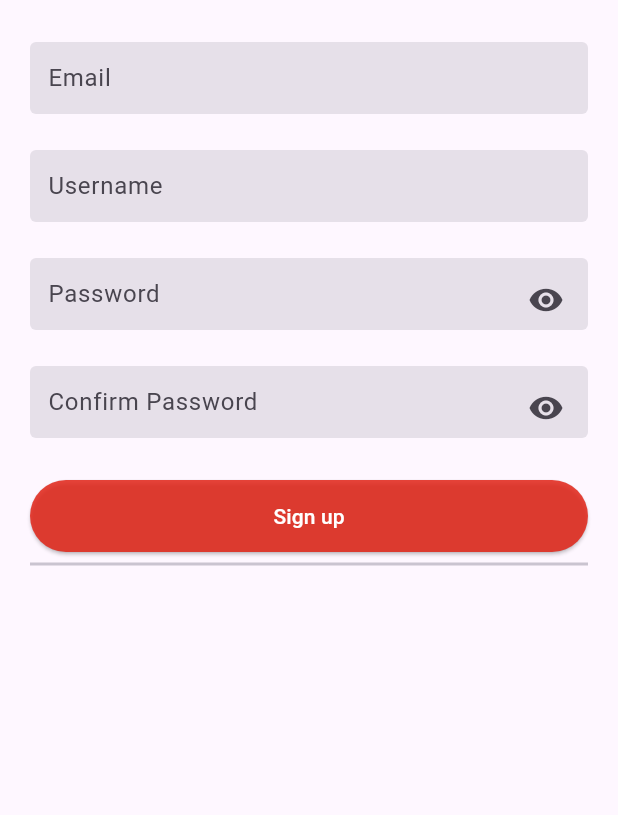
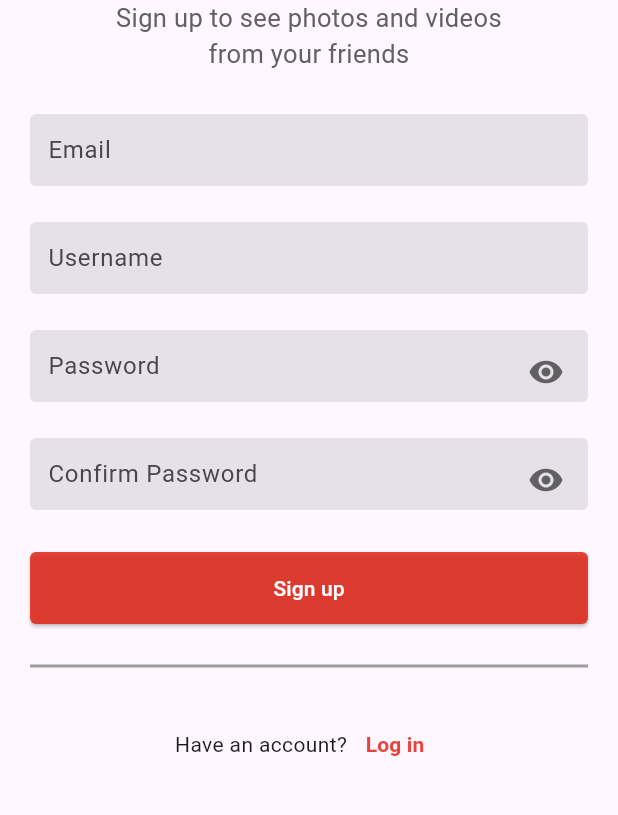
Before and after one commit to NicoBoni55/holbertonschool-holbegram, a Flutter app: the screen it shows after launch, on a phone screen of 412 x 824 dp, the part 240-1055 px from its top. Run offline on Flutter 3.47's test engine with Material 3 defaults, Android fonts, the phone set to English and light mode, and no system bars; our stand-ins replace cloud_firestore, firebase_auth, firebase_core, image_picker; accounts and stored records are empty.

```diff
--- a/holbegram/lib/main.dart
+++ b/holbegram/lib/main.dart
@@ -15,22 +15,13 @@ class Myapp extends StatelessWidget {
 
   @override
   Widget build(BuildContext context) {
-    final TextEditingController emailController = TextEditingController();
-    final TextEditingController usernameController = TextEditingController();
-    final TextEditingController passwordController = TextEditingController();
-    final TextEditingController passwordConfirmController = TextEditingController();
-
     return MaterialApp(
       debugShowCheckedModeBanner: false,
       title: 'Holbegram',
       theme: ThemeData(
         primarySwatch: Colors.blue,
       ),
-      home: SignUp(
-        emailController: emailController,
-        usernameController: usernameController,
-        passwordController: passwordController,
-        passwordConfirmController: passwordConfirmController)
+      home: SignUp()
     );
   }
 }
--- a/holbegram/lib/screens/signup_screen.dart
+++ b/holbegram/lib/screens/signup_screen.dart
@@ -1,21 +1,16 @@
 import 'package:flutter/material.dart';
+import 'login_screen.dart';
 import 'package:holbegram/widgets/text_field.dart';
 
+class SignUp extends StatefulWidget {
+  final TextEditingController? emailController;
+  final TextEditingController? passwordController;
 
-class SignUp extends StatefulWidget {
-  final TextEditingController emailController;
-  final TextEditingController usernameController;
-  final TextEditingController passwordController;
-  final TextEditingController passwordConfirmController;
-  final bool _passwordVisible;
   const SignUp({
     super.key,
-    required this.emailController,
-    required this.usernameController,
-    required this.passwordController,
-    required this.passwordConfirmController,
-    bool passwordVisible = true,
-    }) : _passwordVisible = passwordVisible;
+    this.emailController,
+    this.passwordController,
+  });
 
   @override
   State<SignUp> createState() => _SignUpState();
@@ -23,20 +18,29 @@ class SignUp extends StatefulWidget {
 
 class _SignUpState extends State<SignUp> {
   late bool _passwordVisible;
+  late TextEditingController _emailController;
+  late TextEditingController _usernameController;
+  late TextEditingController _passwordController;
+  late TextEditingController _passwordConfirmController;
 
   @override
   void initState() {
     super.initState();
-    _passwordVisible = widget._passwordVisible;
+    _passwordVisible = true;
+
+    _emailController = widget.emailController ?? TextEditingController();
+    _passwordController = widget.passwordController ?? TextEditingController();
+    _usernameController = TextEditingController();
+    _passwordConfirmController = TextEditingController();
   }
 
   @override
   void dispose() {
+    if (widget.emailController == null) _emailController.dispose();
+    if (widget.passwordController == null) _passwordController.dispose();
+    _usernameController.dispose();
+    _passwordConfirmController.dispose();
     super.dispose();
-    widget.emailController.dispose();
-    widget.usernameController.dispose();
-    widget.passwordController.dispose();
-    widget.passwordConfirmController.dispose();
   }
 
   @override
@@ -53,27 +57,34 @@ class _SignUpState extends State<SignUp> {
               style: TextStyle(fontFamily: "Billabong", fontSize: 50),
             ),
             Image.asset('assets/images/logo.webp', width: 80, height: 60),
+            Center(
+              child: Text(
+                'Sign up to see photos and videos\nfrom your friends',
+                textAlign: TextAlign.center,
+                style: TextStyle(color: Colors.grey.shade700, fontSize: 17)
+              )
+            ),
             Padding(
               padding: EdgeInsets.symmetric(horizontal: 20),
               child: Column(
                 children: [
                   SizedBox(height: 28),
                   TextFieldInput(
-                    controller: widget.emailController,
+                    controller: _emailController,
                     ispasword: false,
                     hintText: 'Email',
                     keyboardType: TextInputType.emailAddress,
-                    ),
+                  ),
                   SizedBox(height: 24),
                   TextFieldInput(
-                    controller: widget.usernameController,
+                    controller: _usernameController,
                     ispasword: false,
                     hintText: 'Username',
                     keyboardType: TextInputType.name,
-                    ),
+                  ),
                   SizedBox(height: 24),
                   TextFieldInput(
-                    controller: widget.passwordController,
+                    controller: _passwordController,
                     ispasword: !_passwordVisible,
                     hintText: 'Password',
                     keyboardType: TextInputType.visiblePassword,
@@ -86,13 +97,17 @@ class _SignUpState extends State<SignUp> {
                       },
                       icon: Icon(
                         _passwordVisible
-                          ? Icons.visibility
-                          : Icons.visibility_off
-                      )),
+                            ? Icons.visibility
+                            : Icons.visibility_off,
+                            color: _passwordVisible
+                              ? Colors.grey.shade700
+                              : Color.fromARGB(218, 226, 37, 24)
+                      ),
                     ),
+                  ),
                   SizedBox(height: 24),
                   TextFieldInput(
-                    controller: widget.passwordConfirmController,
+                    controller: _passwordConfirmController,
                     ispasword: !_passwordVisible,
                     hintText: 'Confirm Password',
                     keyboardType: TextInputType.visiblePassword,
@@ -105,10 +120,14 @@ class _SignUpState extends State<SignUp> {
                       },
                       icon: Icon(
                         _passwordVisible
-                          ? Icons.visibility
-                          : Icons.visibility_off
-                      )),
+                            ? Icons.visibility
+                            : Icons.visibility_off,
+                            color: _passwordVisible
+                              ? Colors.grey.shade700
+                              : Color.fromARGB(218, 226, 37, 24)
+                      ),
                     ),
+                  ),
                   SizedBox(height: 28),
                   SizedBox(
                     height: 48,
@@ -118,21 +137,59 @@ class _SignUpState extends State<SignUp> {
                         backgroundColor: WidgetStateProperty.all(
                           Color.fromARGB(218, 226, 37, 24),
                         ),
+                        shape: WidgetStateProperty.all(
+                          RoundedRectangleBorder(
+                            borderRadius: BorderRadius.circular(4),
+                          ),
+                        ),
                       ),
-                      onPressed: () => {},
+                      onPressed: () => {
+                        Navigator.push(
+                          context,
+                          MaterialPageRoute(
+                            builder: (context) => LoginScreen(
+                              emailController: _emailController,
+                              passwordController: _passwordController,
+                            ),
+                          ),
+                        ),
+                      },
                       child: Text(
                         'Sign up',
                         style: TextStyle(color: Colors.white),
                       ),
                     ),
                   ),
-                  Flexible(
-                    child: Divider(
-                      thickness: 2,
-                    ))
+                  Container(
+                    margin: EdgeInsets.symmetric(vertical: 20),
+                    child: Divider(thickness: 2, color: Colors.grey),
+                  ),
+                  Row(
+                    mainAxisAlignment: MainAxisAlignment.center,
+                    children: [
+                      Text('Have an account?'),
+                      TextButton(
+                        onPressed: () => {
+                          Navigator.push(
+                            context,
+                            MaterialPageRoute(
+                              builder: (context) => LoginScreen(
+                                emailController: _emailController,
+                                passwordController: _passwordController)))
+                        },
+                        child: Text(
+                          'Log in',
+                          style: TextStyle(
+                            fontWeight: FontWeight.bold,
+                            color: Color.fromARGB(218, 226, 37, 24),
+                          ),
+                        ),
+                      ),
+                    ],
+                  ),
                 ],
-              )
-            )
+              ),
+            ),
           ],
         ),
       ),
--- a/holbegram/pubspec.yaml
+++ b/holbegram/pubspec.yaml
@@ -17,7 +17,9 @@ dependencies:
   firebase_core: ^3.15.1
   firebase_auth: ^5.6.2
   firebase_database: ^11.3.9
+  cloud_firestore: ^5.2.0
   cloudinary_flutter: ^1.3.0
+  image_picker: ^1.1.2
 
 dev_dependencies:
   flutter_test:
```
Also changed, not shown: holbegram/lib/methods/auth_methods.dart (added, +74 -0 lines), holbegram/lib/models/user.dart (added, +59 -0 lines), holbegram/lib/screens/auth/methods/user_storage.dart (added, +34 -0 lines), holbegram/lib/screens/login_screen.dart (+24 -2 lines), holbegram/lib/screens/upload_image_screen.dart (+122 -0 lines), holbegram/lib/models/posts.dart (added), holbegram/pubspec.lock, 5 other files.
